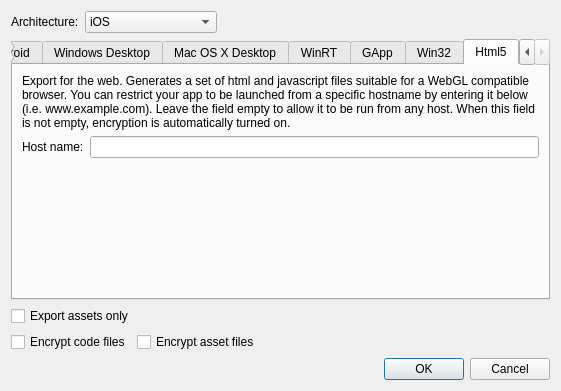
Before: the Qt Designer form ui/exportprojectdialog.ui in gideros/gideros, drawn with Qt 5.
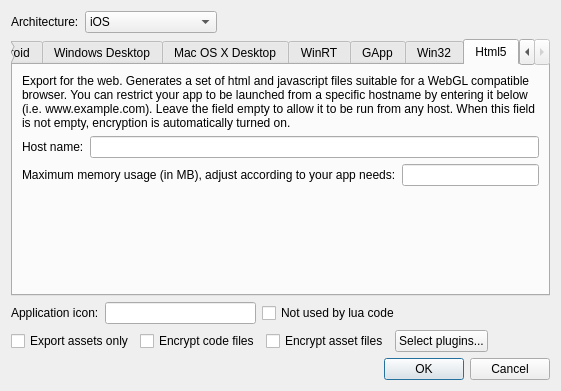
After: the same form once the commit is applied. The open tabs and pages were chosen to show the change.

Commit message: Plugins chooser + new properties and refactoring

Patch:
```diff
--- a/ui/exportprojectdialog.ui
+++ b/ui/exportprojectdialog.ui
@@ -547,6 +547,20 @@
          </item>
         </layout>
        </item>
+       <item>
+        <layout class="QHBoxLayout" name="horizontalLayout_5">
+         <item>
+          <widget class="QLabel" name="label_5">
+           <property name="text">
+            <string>Maximum memory usage (in MB), adjust according to your app needs:</string>
+           </property>
+          </widget>
+         </item>
+         <item>
+          <widget class="QLineEdit" name="html5_mem"/>
+         </item>
+        </layout>
+       </item>
        <item>
         <spacer name="verticalSpacer_3">
          <property name="orientation">
@@ -565,6 +579,42 @@
     </widget>
    </item>
    <item>
+    <layout class="QHBoxLayout" name="horizontalLayout_6">
+     <item>
+      <widget class="QLabel" name="label_8">
+       <property name="text">
+        <string>Application icon:</string>
+       </property>
+      </widget>
+     </item>
+     <item>
+      <widget class="QLineEdit" name="app_icon"/>
+     </item>
+     <item>
+      <widget class="QCheckBox" name="app_icon_noexport">
+       <property name="text">
+        <string>Not used by lua code</string>
+       </property>
+      </widget>
+     </item>
+     <item>
+      <spacer name="horizontalSpacer_3">
+       <property name="orientation">
+        <enum>Qt::Horizontal</enum>
+       </property>
+       <property name="sizeHint" stdset="0">
+        <size>
+         <width>40</width>
+         <height>20</height>
+        </size>
+       </property>
+      </spacer>
+     </item>
+    </layout>
+   </item>
+   <item>
+    <layout class="QHBoxLayout" name="horizontalLayout">
+     <item>
     <widget class="QCheckBox" name="assetsOnly">
      <property name="toolTip">
       <string>Only exports Lua codes and assets, and not Java or Xcode source.
@@ -579,8 +629,6 @@
     </widget>
    </item>
    <item>
-    <layout class="QHBoxLayout" name="horizontalLayout">
-     <item>
       <widget class="QCheckBox" name="encryptCode">
        <property name="text">
         <string>Encrypt code files</string>
@@ -594,6 +642,13 @@
        </property>
       </widget>
      </item>
+     <item>
+      <widget class="QPushButton" name="plugins_choose">
+       <property name="text">
+        <string>Select plugins...</string>
+       </property>
+      </widget>
+     </item>
      <item>
       <spacer name="horizontalSpacer">
        <property name="orientation">
```
Left out of the diff: 5 changed lines with no effect on the pictures. Lines whose indentation alone changed are shown as unchanged. The commit also changes 10 other files.
